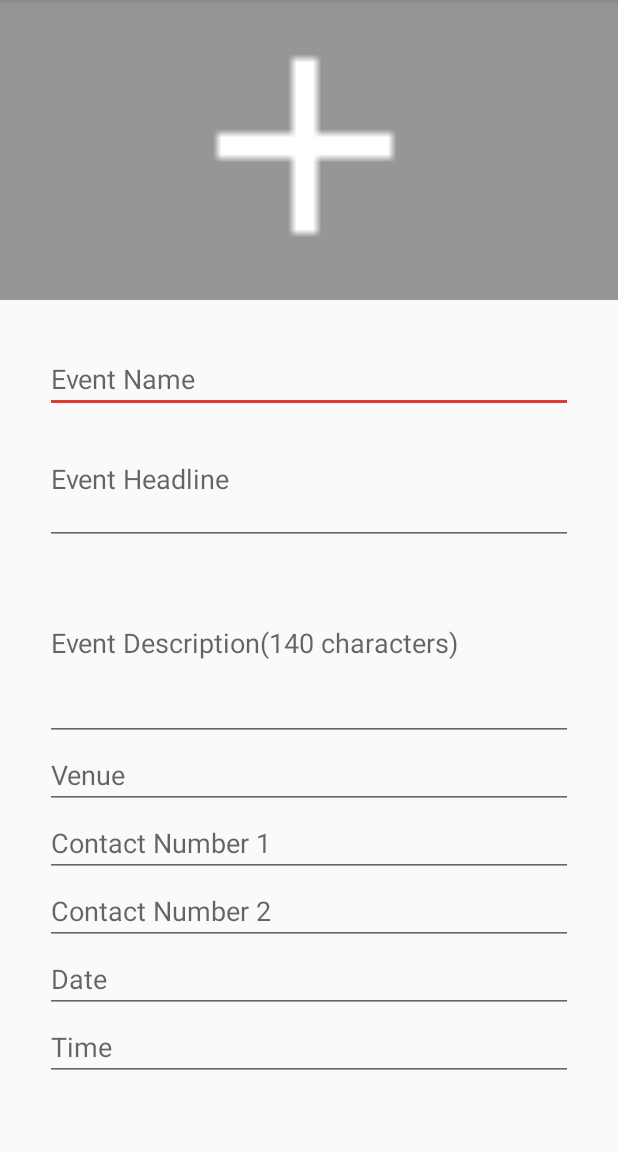
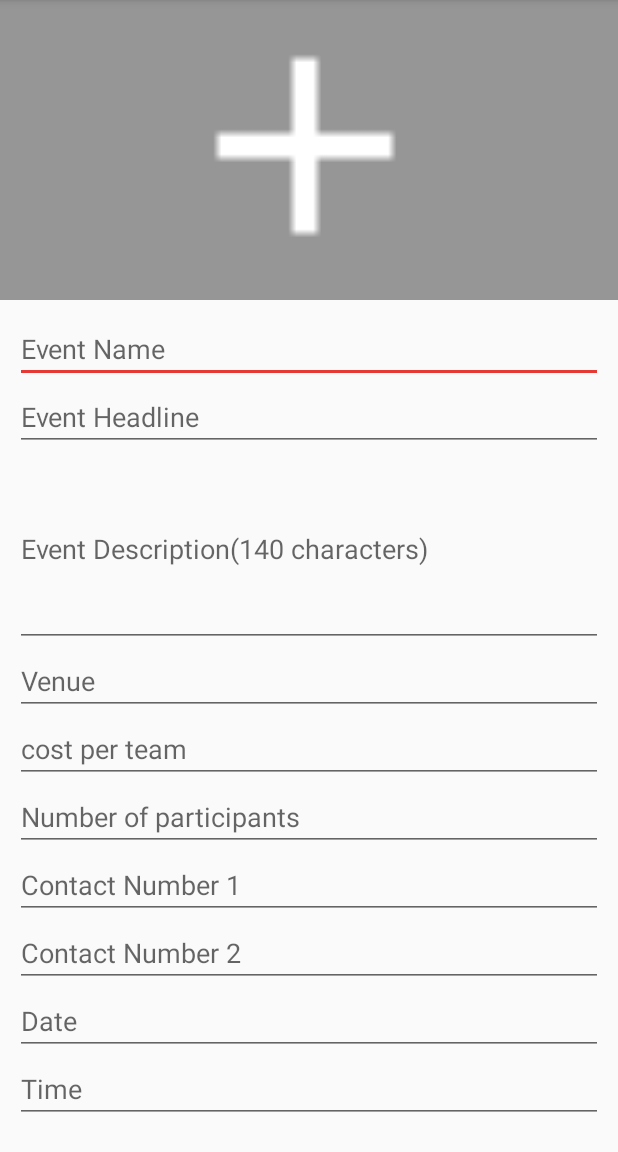
Before and after one commit to KirikCoders/BITCSE, an Android app: the CreateEventActivity screen opened directly, with no data from a screen before it, on a phone screen of 412 x 824 dp, the part 84-1236 px from its top. Run offline under Robolectric (Android 15) with nearby library versions, the light colour scheme and no system bars; our stand-ins replace Firebase (no records; nobody signed in at launch, a user with empty details on screens opened directly).

```diff
--- a/app/src/main/AndroidManifest.xml
+++ b/app/src/main/AndroidManifest.xml
@@ -22,7 +22,8 @@
             </intent-filter>
         </activity>
         <activity android:name=".auth.RegisterActivity" />
-        <activity android:name=".events.CreateEventActivity"></activity>
+        <activity android:name=".events.CreateEventActivity"
+            android:windowSoftInputMode="adjustResize"></activity>
     </application>
 
 </manifest>
--- a/app/src/main/res/layout/activity_create_event.xml
+++ b/app/src/main/res/layout/activity_create_event.xml
@@ -16,8 +16,7 @@
         android:background="@color/black_overlay"/>
     <ScrollView
         android:layout_width="match_parent"
-        android:layout_height="wrap_content"
-        android:layout_margin="20dp">
+        android:layout_height="wrap_content">
         <LinearLayout
             android:layout_width="match_parent"
             android:layout_height="wrap_content"
@@ -34,18 +33,34 @@
                 android:layout_height="wrap_content"
                 android:lines="3"
                 android:hint="@string/event_headline"
+                android:inputType="text"
                 android:id="@+id/eventHeadline"/>
             <EditText
                 android:layout_width="match_parent"
                 android:layout_height="wrap_content"
                 android:lines="5"
                 android:hint="@string/event_description_140_characters"
+                android:inputType="textMultiLine"
                 android:id="@+id/eventDescription"/>
             <EditText
                 android:layout_width="match_parent"
                 android:layout_height="wrap_content"
                 android:hint="@string/venue"
+                android:inputType="text"
                 android:id="@+id/eventVenue"/>
+            <EditText
+                android:layout_width="match_parent"
+                android:layout_height="wrap_content"
+                android:hint="@string/event_cost"
+                android:inputType="number"
+                android:id="@+id/eventCost"/>
+            <EditText
+                android:layout_width="match_parent"
+                android:layout_height="wrap_content"
+                android:hint="@string/number_of_participants"
+                android:inputType="number"
+                android:id="@+id/eventParticipants"/>
+
             <EditText
                 android:layout_width="match_parent"
                 android:layout_height="wrap_content"
--- a/app/src/main/res/values/strings.xml
+++ b/app/src/main/res/values/strings.xml
@@ -32,4 +32,7 @@
 
     <!-- TODO: Remove or change this placeholder text -->
     <string name="hello_blank_fragment">Hello blank fragment</string>
+    <string name="event_cost">cost per team</string>
+    <string name="number_of_participants">Number of participants</string>
+    <string name="user_pref_key">user_details</string>
 </resources>
```
Also changed, not shown: app/src/main/java/io/kirikcoders/bitcse/LoginActivity.java (+12 -4 lines), app/src/main/java/io/kirikcoders/bitcse/events/CreateEventActivity.java (+74 -10 lines), app/src/main/java/io/kirikcoders/bitcse/utils/InputCheckUtils.java (added, +21 -0 lines), app/src/main/java/io/kirikcoders/bitcse/utils/UserDetails.java (added, +62 -0 lines).
